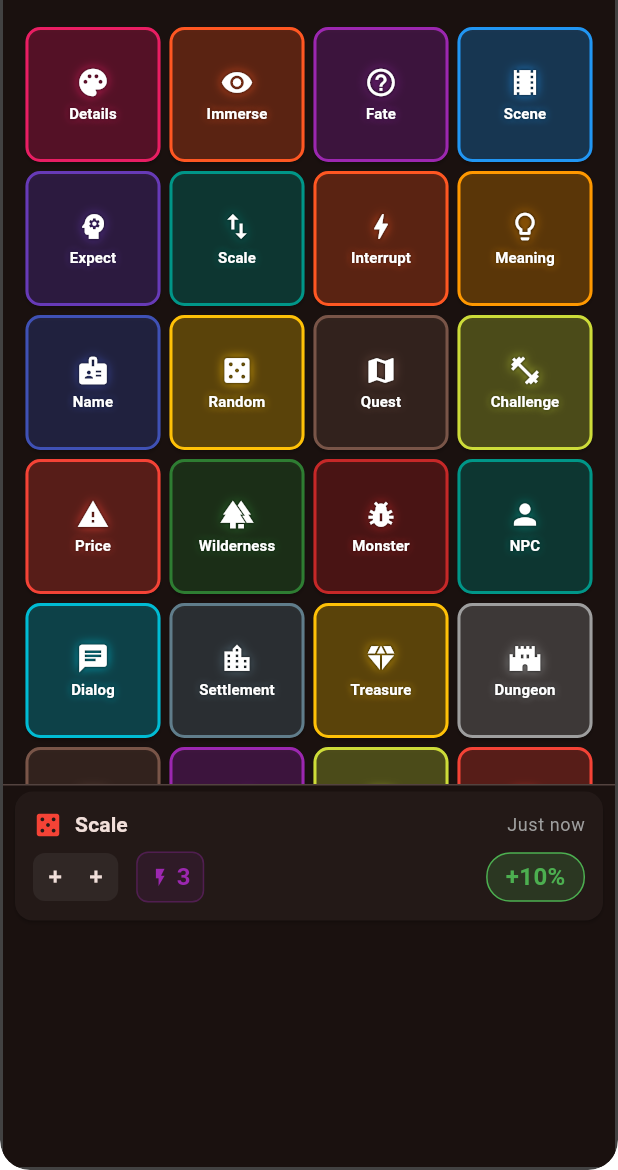
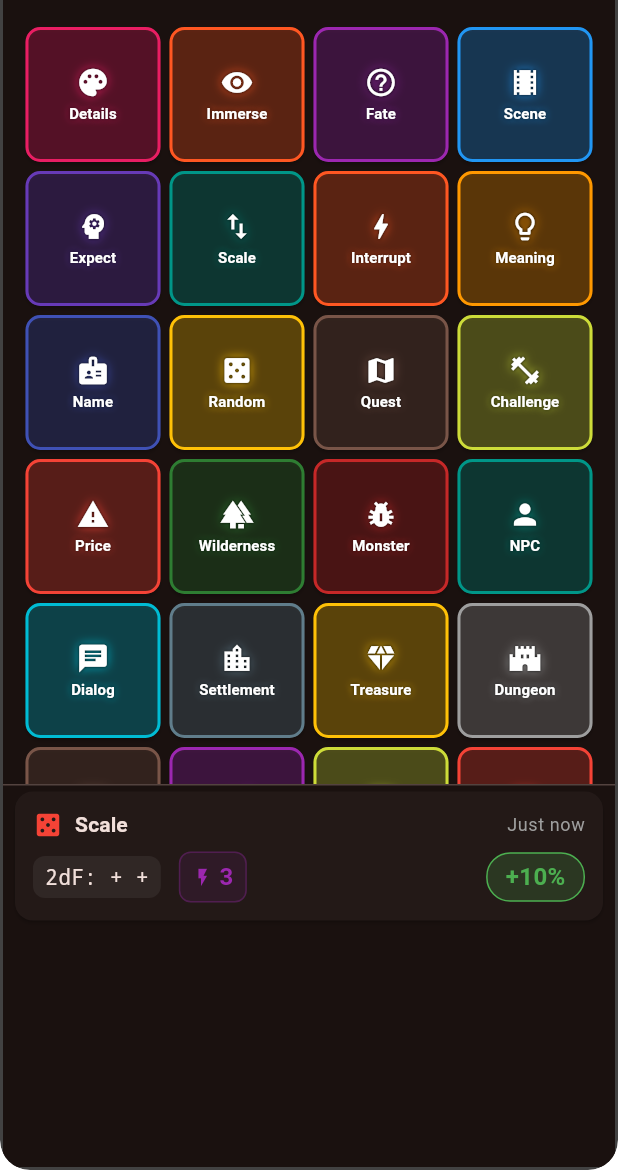
Before and after one commit to johnkord/juice-roll, a Flutter app: the screen it shows after launch, after a tap on "Scale", on a phone screen of 412 x 824 dp, the part 66-1236 px from its top. Run offline on Flutter 3.47's test engine with Material 3 defaults, Android fonts, the phone set to English and light mode, and no system bars.

Commit message:
Various fixes

```diff
--- /dev/null
+++ b/lib/core/fate_dice_formatter.dart
@@ -0,0 +1,106 @@
+import 'package:flutter/material.dart';
+
+/// Utility class for formatting and displaying Fate dice results consistently
+/// across all parts of the application.
+///
+/// Fate dice have three possible values:
+/// - +1 (plus): Displayed as '+'
+/// - 0 (blank): Displayed as '○'
+/// - -1 (minus): Displayed as '−'
+class FateDiceFormatter {
+  FateDiceFormatter._();
+
+  /// Convert a single fate die value to its symbol.
+  static String dieToSymbol(int value) {
+    switch (value) {
+      case -1:
+        return '−';
+      case 0:
+        return '○';
+      case 1:
+        return '+';
+      default:
+        return '?';
+    }
+  }
+
+  /// Convert a list of fate dice values to a space-separated symbol string.
+  /// Example: [1, -1, 0] -> '+ − ○'
+  static String diceToSymbols(List<int> dice) {
+    return dice.map(dieToSymbol).join(' ');
+  }
+
+  /// Build a styled widget for displaying fate dice symbols.
+  /// This provides consistent styling across all fate dice displays.
+  static Widget buildFateDiceDisplay({
+    required List<int> dice,
+    required ThemeData theme,
+    Color? backgroundColor,
+    double? letterSpacing,
+    TextStyle? textStyle,
+  }) {
+    return Container(
+      padding: const EdgeInsets.symmetric(horizontal: 8, vertical: 4),
+      decoration: BoxDecoration(
+        color: backgroundColor ?? Colors.grey.withOpacity(0.1),
+        borderRadius: BorderRadius.circular(8),
+      ),
+      child: Text(
+        diceToSymbols(dice),
+        style: textStyle ?? theme.textTheme.titleMedium?.copyWith(
+          fontFamily: 'monospace',
+          fontWeight: FontWeight.bold,
+          letterSpacing: letterSpacing ?? 4,
+        ),
+      ),
+    );
+  }
+
+  /// Build a compact inline fate dice display (for smaller spaces).
+  static Widget buildCompactFateDiceDisplay({
+    required List<int> dice,
+    required ThemeData theme,
+    Color? color,
+  }) {
+    return Text(
+      diceToSymbols(dice),
+      style: theme.textTheme.bodyMedium?.copyWith(
+        fontFamily: 'monospace',
+        fontWeight: FontWeight.bold,
+        letterSpacing: 2,
+        color: color,
+      ),
+    );
+  }
+
+  /// Build a labeled fate dice display (e.g., "2dF: + −").
+  static Widget buildLabeledFateDiceDisplay({
+    required String label,
+    required List<int> dice,
+    required ThemeData theme,
+    Color? backgroundColor,
+  }) {
+    return Container(
+      padding: const EdgeInsets.symmetric(horizontal: 8, vertical: 4),
+      decoration: BoxDecoration(
+        color: backgroundColor ?? Colors.grey.withOpacity(0.1),
+        borderRadius: BorderRadius.circular(8),
+      ),
+      child: Text(
+        '$label: ${diceToSymbols(dice)}',
+        style: theme.textTheme.bodyMedium?.copyWith(
+          fontFamily: 'monospace',
+        ),
+      ),
+    );
+  }
+
+  /// Get a color based on the overall result of the fate dice.
+  /// Positive sum -> green, negative sum -> red, zero -> grey.
+  static Color getResultColor(List<int> dice) {
+    final sum = dice.fold<int>(0, (a, b) => a + b);
+    if (sum > 0) return Colors.green;
+    if (sum < 0) return Colors.red;
+    return Colors.grey;
+  }
+}
--- a/lib/presets/scale.dart
+++ b/lib/presets/scale.dart
@@ -1,4 +1,5 @@
 import '../core/roll_engine.dart';
+import '../core/fate_dice_formatter.dart';
 import '../models/roll_result.dart';
 
 /// Scale preset for the Juice Oracle.
@@ -114,16 +115,7 @@ class ScaleResult extends RollResult {
         );
 
   /// Get symbolic representation of the Fate dice.
-  String get fateSymbols {
-    return fateDice.map((d) {
-      switch (d) {
-        case -1: return '−';
-        case 0: return '○';
-        case 1: return '+';
-        default: return '?';
-      }
-    }).join(' ');
-  }
+  String get fateSymbols => FateDiceFormatter.diceToSymbols(fateDice);
 
   /// Whether this is an increase.
   bool get isIncrease => multiplier > 1.0;
```
Also changed, not shown: lib/presets/dialog_generator.dart (+12 -0 lines), lib/presets/expectation_check.dart (+2 -10 lines), lib/presets/fate_check.dart (+2 -14 lines), lib/presets/next_scene.dart (+2 -14 lines), lib/ui/home_screen.dart (+22 -3 lines), lib/ui/widgets/roll_history.dart (+129 -72 lines).
